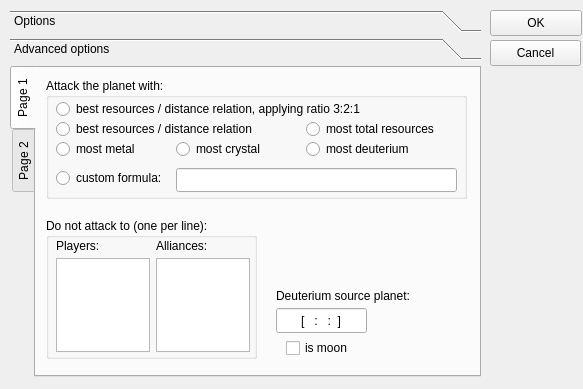
First picture: the form in ogbot/src/ui/Options.ui, repository kovan/kovans-ogbot, before the edit.
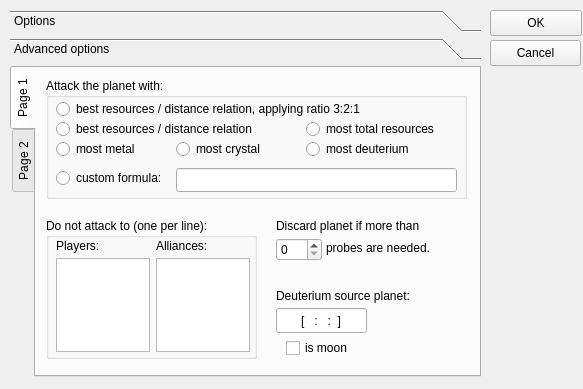
Second picture: the form after the edit. The open tabs and pages were chosen to show the change. Icons and pictures are not drawn.

```diff
--- a/ogbot/src/ui/Options.ui
+++ b/ogbot/src/ui/Options.ui
@@ -78,7 +78,7 @@
     </rect>
    </property>
    <property name="currentIndex" >
-    <number>0</number>
+    <number>1</number>
    </property>
    <widget class="QWidget" name="page_3" >
     <property name="geometry" >
@@ -689,19 +689,6 @@
         <string>is moon</string>
        </property>
       </widget>
-      <widget class="QLabel" name="label_16" >
-       <property name="geometry" >
-        <rect>
-         <x>240</x>
-         <y>220</y>
-         <width>141</width>
-         <height>16</height>
-        </rect>
-       </property>
-       <property name="text" >
-        <string>Deuterium source planet:</string>
-       </property>
-      </widget>
       <widget class="QLineEdit" name="deuteriumSourcePlanetLineEdit" >
        <property name="geometry" >
         <rect>
@@ -721,6 +708,55 @@
         <set>Qt::AlignHCenter</set>
        </property>
       </widget>
+      <widget class="QLabel" name="label_16" >
+       <property name="geometry" >
+        <rect>
+         <x>240</x>
+         <y>220</y>
+         <width>141</width>
+         <height>16</height>
+        </rect>
+       </property>
+       <property name="text" >
+        <string>Deuterium source planet:</string>
+       </property>
+      </widget>
+      <widget class="QLabel" name="label_17" >
+       <property name="geometry" >
+        <rect>
+         <x>240</x>
+         <y>150</y>
+         <width>181</width>
+         <height>16</height>
+        </rect>
+       </property>
+       <property name="text" >
+        <string>Discard planet if more than</string>
+       </property>
+      </widget>
+      <widget class="QLabel" name="label_20" >
+       <property name="geometry" >
+        <rect>
+         <x>290</x>
+         <y>170</y>
+         <width>121</width>
+         <height>20</height>
+        </rect>
+       </property>
+       <property name="text" >
+        <string>probes are needed.</string>
+       </property>
+      </widget>
+      <widget class="QSpinBox" name="maxProbesSpinBox" >
+       <property name="geometry" >
+        <rect>
+         <x>240</x>
+         <y>170</y>
+         <width>46</width>
+         <height>23</height>
+        </rect>
+       </property>
+      </widget>
      </widget>
      <widget class="QWidget" name="tab_2" >
       <attribute name="title" >
```
